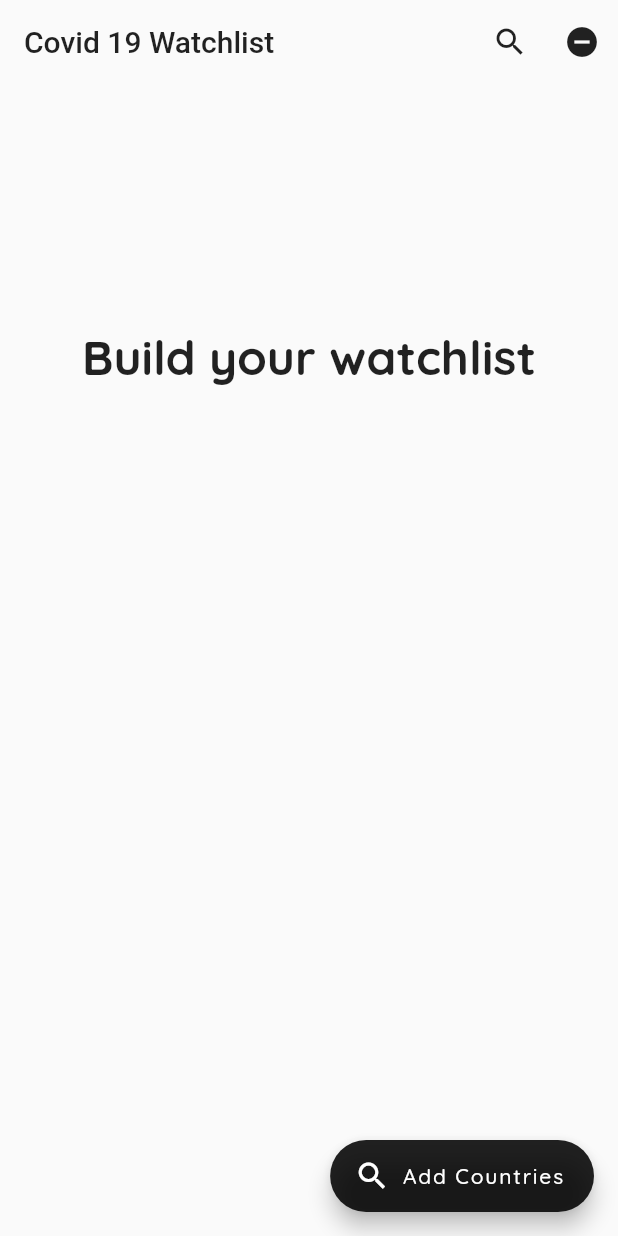
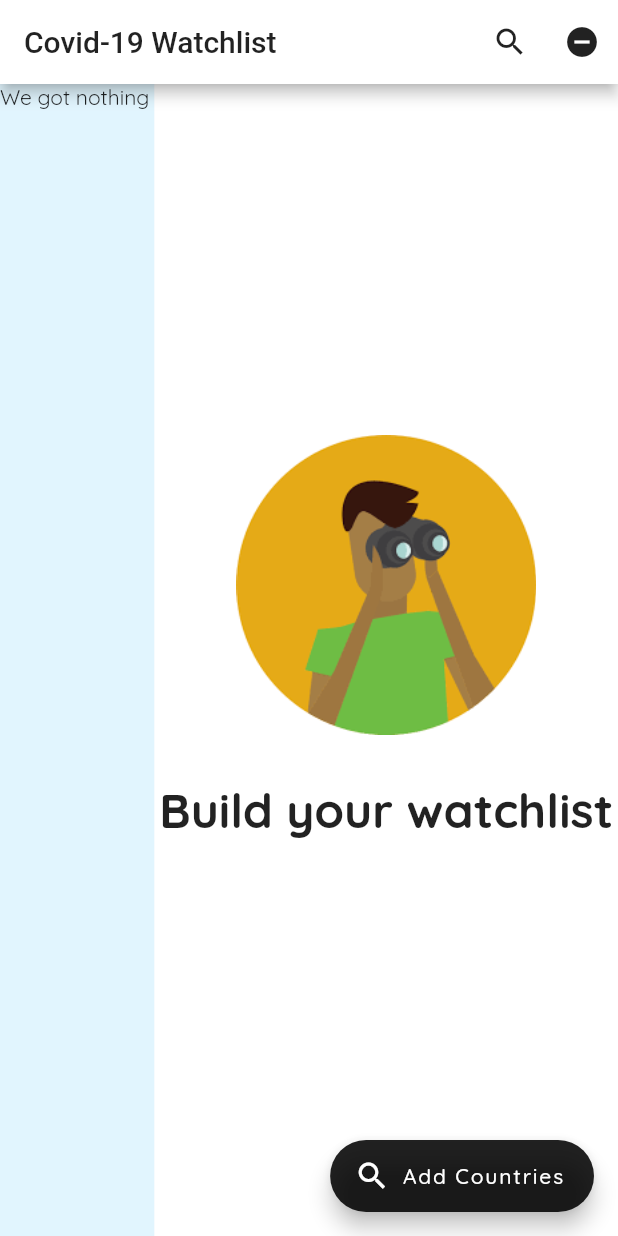
Before and after one commit to amha/covid-watchlist, a Flutter app: the screen it shows after launch, on a phone screen of 412 x 824 dp. Run offline on Flutter 3.47's test engine with Material 2 defaults, Android fonts, the phone set to English and light mode, and no system bars; our stand-ins replace google_fonts.

Commit message:
Added responsive breakpoint at 400. Optimized UI for web. Need to refactor watchlist.dart to show selected state in the master-detail pattern.

```diff
--- a/lib/main.dart
+++ b/lib/main.dart
@@ -1,5 +1,5 @@
 import 'package:covid19_app/Model/watchlistModel.dart';
-import 'package:covid19_app/watchlist.dart';
+import 'package:covid19_app/screens/watchlist.dart';
 import 'package:flutter/material.dart';
 import 'package:google_fonts/google_fonts.dart';
 import 'package:provider/provider.dart';
--- a/lib/Model/Country.dart
+++ b/lib/model/country.dart
@@ -37,7 +37,6 @@ final Map<String, List> suggestions = {
 };
 
 List<Country> listOfCountries(Map map) {
-  print(map.toString());
   return map.entries
       .map((e) => Country(e.key, e.value[0], e.value[1]))
       .toList();
--- a/lib/Model/watchlistModel.dart
+++ b/lib/model/watchlistModel.dart
@@ -1,4 +1,4 @@
-import 'package:covid19_app/Model/Country.dart';
+import 'package:covid19_app/model/country.dart';
 import 'package:flutter/material.dart';
 
 class WatchlistModel extends ChangeNotifier {
--- a/lib/Search.dart
+++ b/lib/screens/search.dart
@@ -1,5 +1,5 @@
-import 'package:covid19_app/Model/Country.dart';
-import 'package:covid19_app/Model/watchlistModel.dart';
+import 'package:covid19_app/model/country.dart';
+import 'package:covid19_app/model/watchlistModel.dart';
 import 'package:flutter/material.dart';
 import 'package:provider/provider.dart';
 
--- a/lib/watchlist.dart
+++ b/lib/screens/watchlist.dart
@@ -1,24 +1,93 @@
-import 'package:covid19_app/Model/watchlistModel.dart';
-import 'package:covid19_app/Search.dart';
+import 'package:covid19_app/model/watchlistModel.dart';
+import 'package:covid19_app/screens/search.dart';
 import 'package:flutter/material.dart';
 import 'package:provider/provider.dart';
 
-import 'Search.dart';
 import 'country_detail.dart';
+import 'search.dart';
 
 class Watchlist extends StatelessWidget {
   @override
   Widget build(BuildContext context) {
+    return LayoutBuilder(
+      builder: (context, constraints) {
+        if (constraints.maxWidth > 400) {
+          // build desktop view
+          return Scaffold(
+            appBar: AppBar(
+              iconTheme: IconThemeData(color: Colors.black87),
+              title: Text(
+                "Covid-19 Watchlist",
+                style: TextStyle(color: Colors.black87),
+              ),
+              backgroundColor: Colors.white,
+              actions: [
+                IconButton(
+                    icon: Icon(Icons.search),
+                    onPressed: () {
+                      showSearch(context: context, delegate: Delegate());
+                    }),
+                IconButton(
+                  icon: Icon(Icons.remove_circle),
+                  onPressed: () {
+                    Provider.of<WatchlistModel>(context, listen: false)
+                        .clearWatchlist();
+                  },
+                )
+              ],
+            ),
+            body: _buildWeb(context),
+            floatingActionButton: FloatingActionButton.extended(
+              onPressed: () {
+                showSearch(context: context, delegate: Delegate());
+              },
+              label: Text('Add Countries'),
+              icon: Icon(Icons.search),
+              backgroundColor: Colors.black87,
+            ),
+          );
+        } else {
+          // screen size less than 400, return mobile view
+          return _buildMobile(context);
+        }
+      },
+    );
+  }
+
+  Widget _buildWeb(BuildContext context) {
+    return Container(
+      child: Row(
+        mainAxisSize: MainAxisSize.max,
+        crossAxisAlignment: CrossAxisAlignment.stretch,
+        children: [
+          Expanded(
+            flex: 1,
+            child: Container(
+              color: Colors.lightBlue[50],
+              child: _buildWebList(context),
+            ),
+          ),
+          Expanded(
+            flex: 3,
+            child: Container(
+              color: Colors.white,
+              child: _buildEmptyWatchlistScreen(context),
+            ),
+          )
+        ],
+      ),
+    );
+  }
+
+  Widget _buildMobile(BuildContext context) {
     return Scaffold(
       appBar: AppBar(
-        backgroundColor: Colors.transparent,
+        backgroundColor: Colors.white,
         iconTheme: IconThemeData(color: Colors.black87),
         title: Text(
-          'Covid 19 Watchlist',
+          'Covid-19 Watchlist',
           style: TextStyle(color: Colors.black87),
         ),
-        bottomOpacity: 0.0,
-        elevation: 0,
         actions: [
           IconButton(
               icon: Icon(Icons.search),
@@ -36,15 +105,7 @@ class Watchlist extends StatelessWidget {
       ),
       body: Consumer<WatchlistModel>(
         builder: (context, watchlist, child) => (watchlist.items.length == 0)
-            ? Container(
-                width: MediaQuery.of(context).size.width,
-                height: 300,
-                margin: EdgeInsets.all(32),
-                alignment: Alignment.center,
-                child: Text(
-                  "Build your watchlist",
-                  style: TextStyle(fontSize: 32, fontWeight: FontWeight.w800),
-                ))
+            ? _buildEmptyWatchlistScreen(context)
             : ListView.builder(
                 itemCount: watchlist.items.length,
                 itemExtent: 90,
@@ -111,90 +172,31 @@ class Watchlist extends StatelessWidget {
     );
   }
 
-// Widget _buildRow(Country country, BuildContext context) {
-//   return GestureDetector(
-//     onTap: () {
-//       Navigator.of(context).push(
-//           MaterialPageRoute(builder: (context) => CountryDetail(country)));
-//     },
-//     child: Container(
-//       height: 90,
-//       width: 300,
-//       child: Row(
-//         children: [
-//           Expanded(
-//             flex: 1,
-//             child: Container(
-//               padding: EdgeInsets.all(8),
-//               width: 60,
-//               height: 60,
-//               child: Image.asset(
-//                 "assets/" + country.name + ".png",
-//                 width: 48,
-//               ),
-//             ),
-//           ),
-//           Expanded(
-//             flex: 2,
-//             child: Container(
-//               padding: EdgeInsets.fromLTRB(0, 16, 0, 16),
-//               child: Column(
-//                 mainAxisAlignment: MainAxisAlignment.center,
-//                 crossAxisAlignment: CrossAxisAlignment.start,
-//                 children: [
-//                   Text(
-//                     country.population.toString() + " Infections",
-//                     style:
-//                         TextStyle(fontSize: 16, fontWeight: FontWeight.w700),
-//                     textAlign: TextAlign.left,
-//                   ),
-//                   Text("485784 Number of deaths")
-//                 ],
-//               ),
-//             ),
-//           ),
-//           Expanded(
-//             flex: 1,
-//             child: Container(
-//               padding: EdgeInsets.all(8),
-//               width: 80,
-//               height: 100,
-//               child: Align(
-//                 alignment: Alignment.bottomRight,
-//                 child: Column(
-//                   mainAxisAlignment: MainAxisAlignment.center,
-//                   children: [
-//                     Container(
-//                       height: 25,
-//                       child: Text(
-//                         "+1,593",
-//                         style: TextStyle(
-//                             fontSize: 16, fontWeight: FontWeight.w800),
-//                       ),
-//                     ),
-//                     Container(
-//                       decoration: BoxDecoration(
-//                           color: Colors.green,
-//                           borderRadius: BorderRadius.all(Radius.circular(8))),
-//                       alignment: Alignment.center,
-//                       height: 25,
-//                       width: 50,
-//                       child: Text(
-//                         "+12%",
-//                         style: TextStyle(
-//                             color: Colors.white,
-//                             fontSize: 12,
-//                             fontWeight: FontWeight.w900),
-//                       ),
-//                     )
-//                   ],
-//                 ),
-//               ),
-//             ),
-//           )
-//         ],
-//       ),
-//     ),
-//   );
-// }
+  _buildEmptyWatchlistScreen(BuildContext context) {
+    return Column(
+      //padding: EdgeInsets.fromLTRB(0, 64, 0, 0),
+      mainAxisAlignment: MainAxisAlignment.center,
+      children: [
+        Image.asset(
+          'assets/search.png',
+          width: 200,
+          height: 200,
+        ),
+        Container(
+            width: MediaQuery.of(context).size.width,
+            height: 100,
+            margin: EdgeInsets.all(0),
+            alignment: Alignment.center,
+            child: Text(
+              "Build your watchlist",
+              style: TextStyle(fontSize: 32, fontWeight: FontWeight.w800),
+            )),
+      ],
+    );
+  }
+
+  _buildWebList(BuildContext context) {
+    //List savedCountries = Provider.of<WatchlistModel>(context).items.toList();
+    return Text("We got nothing");
+  }
 }
```
Also changed, not shown: lib/screens/country_detail.dart (renamed from lib/country_detail.dart, +44 -110 lines).
